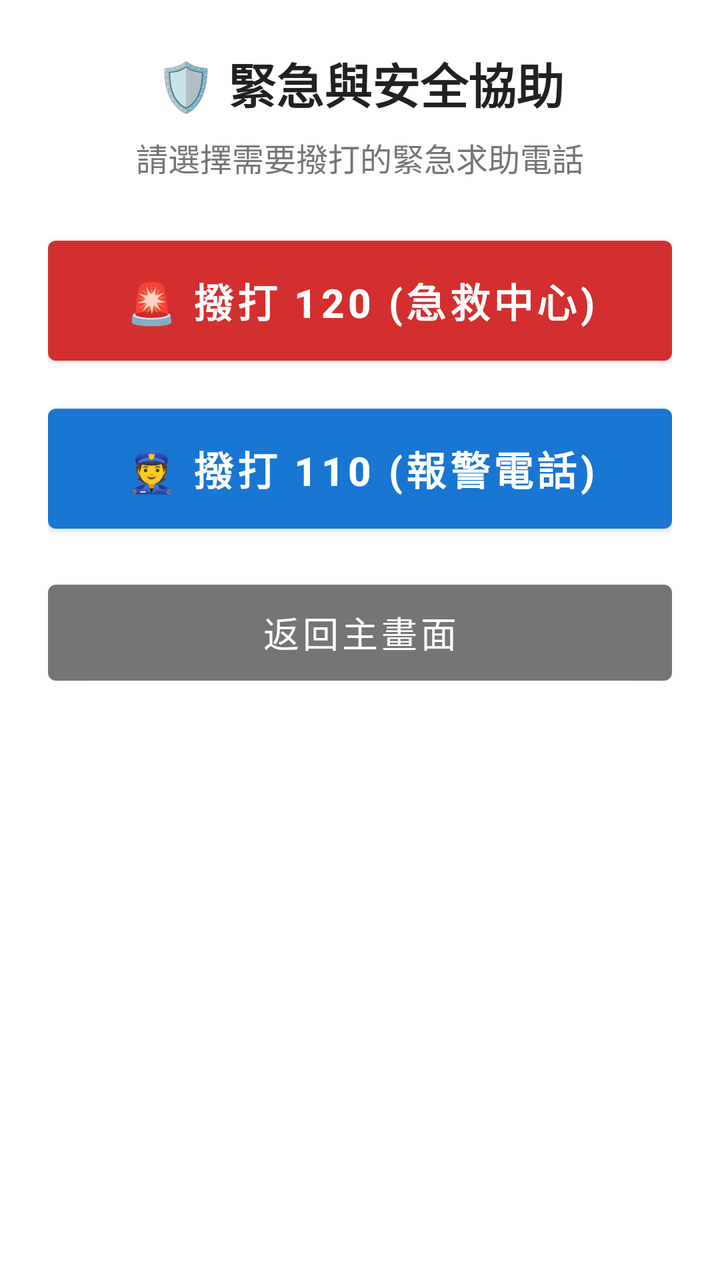
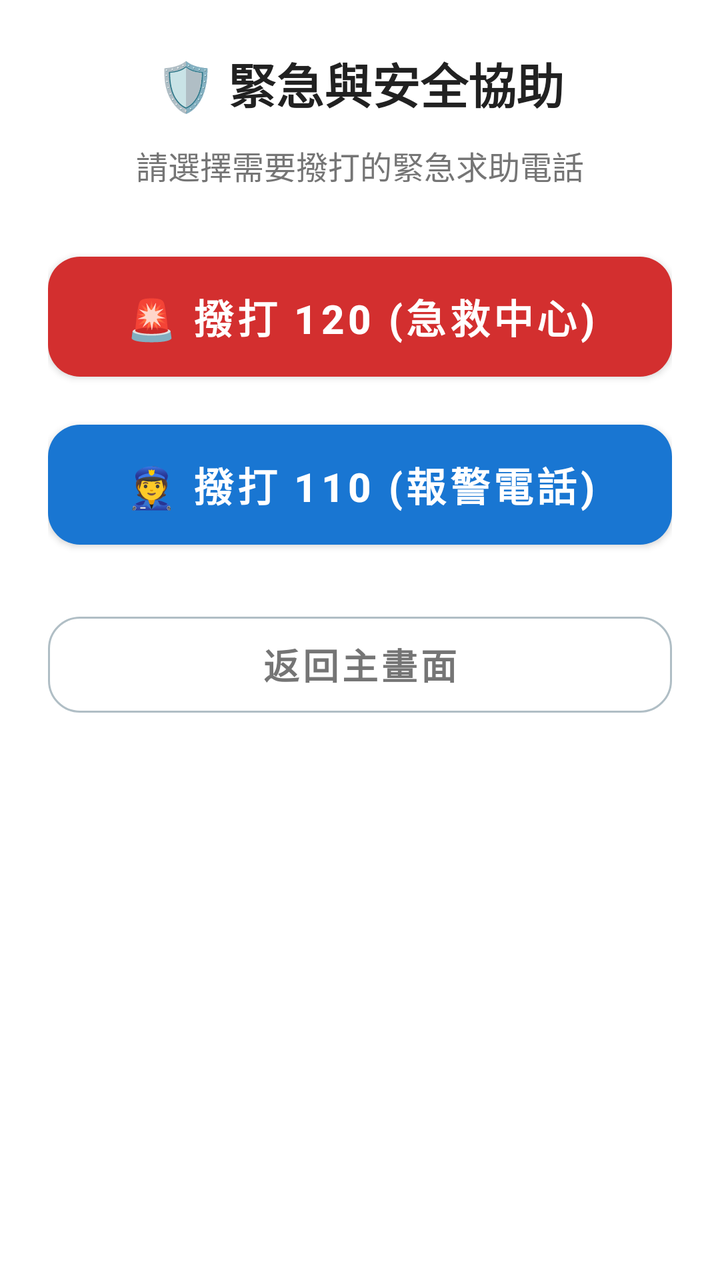

Before-and-after screenshots of an Android layout around one commit, followed by the original layout XML and the change that was made.
<!-- AndroidManifest.xml: application theme Theme.SeniorLauncher -->
<!-- res/layout/dialog_safety_options.xml -->
﻿<?xml version="1.0" encoding="utf-8"?>
<LinearLayout xmlns:android="http://schemas.android.com/apk/res/android"
    xmlns:app="http://schemas.android.com/apk/res-auto"
    android:layout_width="match_parent"
    android:layout_height="wrap_content"
    android:orientation="vertical"
    android:background="#FFFFFF"
    android:padding="24dp"
    android:gravity="center_horizontal">

    <TextView
        android:layout_width="wrap_content"
        android:layout_height="wrap_content"
        android:text="🛡️ 緊急與安全協助"
        android:textSize="24sp"
        android:textStyle="bold"
        android:textColor="#212121"
        android:layout_marginBottom="8dp" />

    <TextView
        android:layout_width="wrap_content"
        android:layout_height="wrap_content"
        android:text="請選擇需要撥打的緊急求助電話"
        android:textSize="16sp"
        android:textColor="#757575"
        android:layout_marginBottom="24dp" />

    <Button
        android:id="@+id/btnCall120"
        android:layout_width="match_parent"
        android:layout_height="72dp"
        android:text="🚨 撥打 120 (急救中心)"
        android:textSize="20sp"
        android:textStyle="bold"
        android:textColor="#FFFFFF"
        app:backgroundTint="#D32F2F"
        android:layout_marginBottom="12dp" />

    <Button
        android:id="@+id/btnCall110"
        android:layout_width="match_parent"
        android:layout_height="72dp"
        android:text="👮 撥打 110 (報警電話)"
        android:textSize="20sp"
        android:textStyle="bold"
        android:textColor="#FFFFFF"
        app:backgroundTint="#1976D2"
        android:layout_marginBottom="16dp" />

    <Button
        android:id="@+id/btnCancelSafety"
        android:layout_width="match_parent"
        android:layout_height="60dp"
        android:text="返回主畫面"
        android:textSize="18sp"
        app:backgroundTint="#757575" />
</LinearLayout>
<!-- resources referenced by this layout -->
<resources>
  <style name="Theme.SeniorLauncher" parent="Theme.MaterialComponents.Light.NoActionBar">
          <item name="colorPrimary">#1976D2</item>
          <item name="colorOnPrimary">#FFFFFF</item>
          <item name="colorSecondary">#2E7D32</item>
          <item name="colorOnSecondary">#FFFFFF</item>
          
          
          <item name="android:statusBarColor">#F5F5F5</item>
          <item name="android:windowLightStatusBar">true</item>
      </style>
</resources>

<!-- the commit's change to res/layout/dialog_safety_options.xml (unified diff, before → after) -->
@@ -1,57 +1,72 @@
-﻿<?xml version="1.0" encoding="utf-8"?>
-<LinearLayout xmlns:android="http://schemas.android.com/apk/res/android"
+<?xml version="1.0" encoding="utf-8"?>
+<com.google.android.material.card.MaterialCardView
+    xmlns:android="http://schemas.android.com/apk/res/android"
     xmlns:app="http://schemas.android.com/apk/res-auto"
     android:layout_width="match_parent"
     android:layout_height="wrap_content"
-    android:orientation="vertical"
-    android:background="#FFFFFF"
-    android:padding="24dp"
-    android:gravity="center_horizontal">
+    app:cardCornerRadius="28dp"
+    app:cardElevation="0dp"
+    app:cardBackgroundColor="#FFFFFF">
 
-    <TextView
-        android:layout_width="wrap_content"
+    <LinearLayout
+        android:layout_width="match_parent"
         android:layout_height="wrap_content"
-        android:text="🛡️ 緊急與安全協助"
-        android:textSize="24sp"
-        android:textStyle="bold"
-        android:textColor="#212121"
-        android:layout_marginBottom="8dp" />
+        android:orientation="vertical"
+        android:padding="24dp"
+        android:gravity="center_horizontal">
 
-    <TextView
-        android:layout_width="wrap_content"
-        android:layout_height="wrap_content"
-        android:text="請選擇需要撥打的緊急求助電話"
-        android:textSize="16sp"
-        android:textColor="#757575"
-        android:layout_marginBottom="24dp" />
+        <TextView
+            android:layout_width="wrap_content"
+            android:layout_height="wrap_content"
+            android:text="🛡️ 緊急與安全協助"
+            android:textSize="24sp"
+            android:textStyle="bold"
+            android:textColor="#212121"
+            android:layout_marginBottom="12dp" />
 
-    <Button
-        android:id="@+id/btnCall120"
-        android:layout_width="match_parent"
-        android:layout_height="72dp"
-        android:text="🚨 撥打 120 (急救中心)"
-        android:textSize="20sp"
-        android:textStyle="bold"
-        android:textColor="#FFFFFF"
-        app:backgroundTint="#D32F2F"
-        android:layout_marginBottom="12dp" />
+        <TextView
+            android:layout_width="wrap_content"
+            android:layout_height="wrap_content"
+            android:text="請選擇需要撥打的緊急求助電話"
+            android:textSize="16sp"
+            android:textColor="#757575"
+            android:layout_marginBottom="28dp" />
 
-    <Button
-        android:id="@+id/btnCall110"
-        android:layout_width="match_parent"
-        android:layout_height="72dp"
-        android:text="👮 撥打 110 (報警電話)"
-        android:textSize="20sp"
-        android:textStyle="bold"
-        android:textColor="#FFFFFF"
-        app:backgroundTint="#1976D2"
-        android:layout_marginBottom="16dp" />
+        <com.google.android.material.button.MaterialButton
+            android:id="@+id/btnCall120"
+            android:layout_width="match_parent"
+            android:layout_height="72dp"
+            android:text="🚨 撥打 120 (急救中心)"
+            android:textSize="20sp"
+            android:textStyle="bold"
+            android:textColor="#FFFFFF"
+            app:backgroundTint="#D32F2F"
+            app:cornerRadius="16dp"
+            android:layout_marginBottom="12dp" />
 
-    <Button
-        android:id="@+id/btnCancelSafety"
-        android:layout_width="match_parent"
-        android:layout_height="60dp"
-        android:text="返回主畫面"
-        android:textSize="18sp"
-        app:backgroundTint="#757575" />
-</LinearLayout>
+        <com.google.android.material.button.MaterialButton
+            android:id="@+id/btnCall110"
+            android:layout_width="match_parent"
+            android:layout_height="72dp"
+            android:text="👮 撥打 110 (報警電話)"
+            android:textSize="20sp"
+            android:textStyle="bold"
+            android:textColor="#FFFFFF"
+            app:backgroundTint="#1976D2"
+            app:cornerRadius="16dp"
+            android:layout_marginBottom="24dp" />
+
+        <com.google.android.material.button.MaterialButton
+            android:id="@+id/btnCancelSafety"
+            style="?attr/materialButtonOutlinedStyle"
+            android:layout_width="match_parent"
+            android:layout_height="60dp"
+            android:text="返回主畫面"
+            android:textSize="18sp"
+            android:textStyle="bold"
+            android:textColor="#757575"
+            app:strokeColor="#B0BEC5"
+            app:strokeWidth="1dp"
+            app:cornerRadius="16dp" />
+    </LinearLayout>
+</com.google.android.material.card.MaterialCardView>
